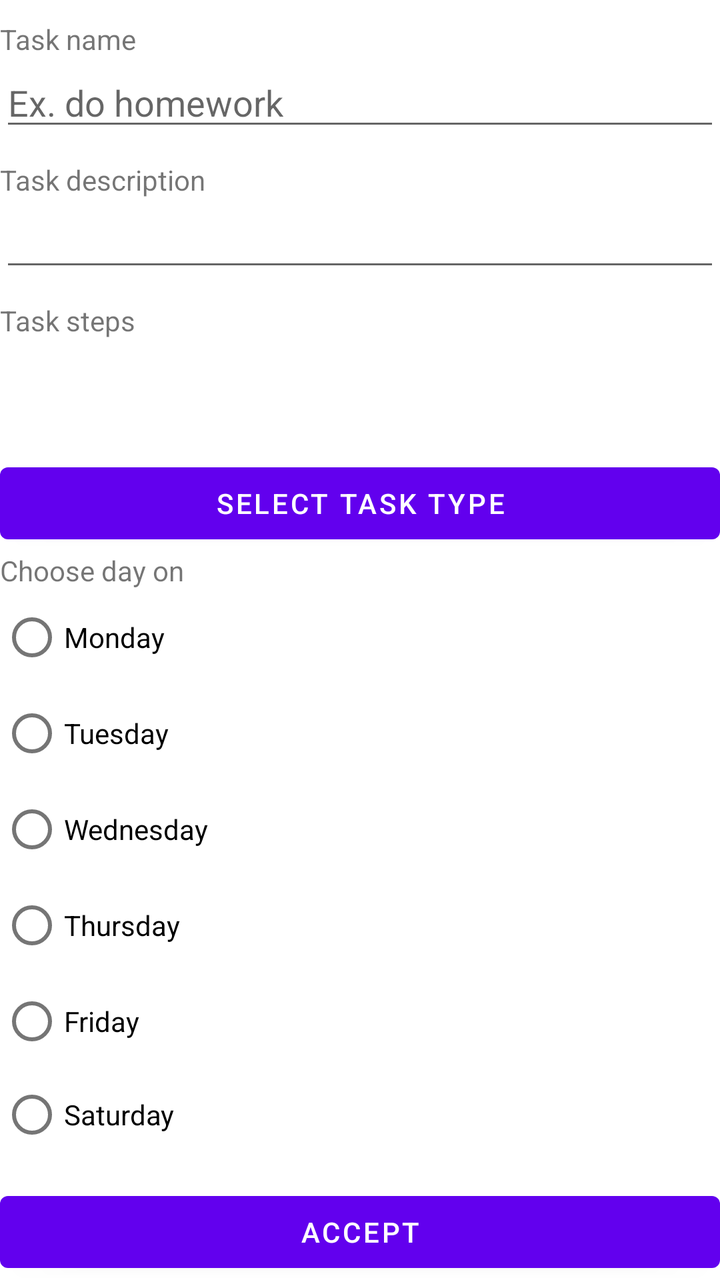
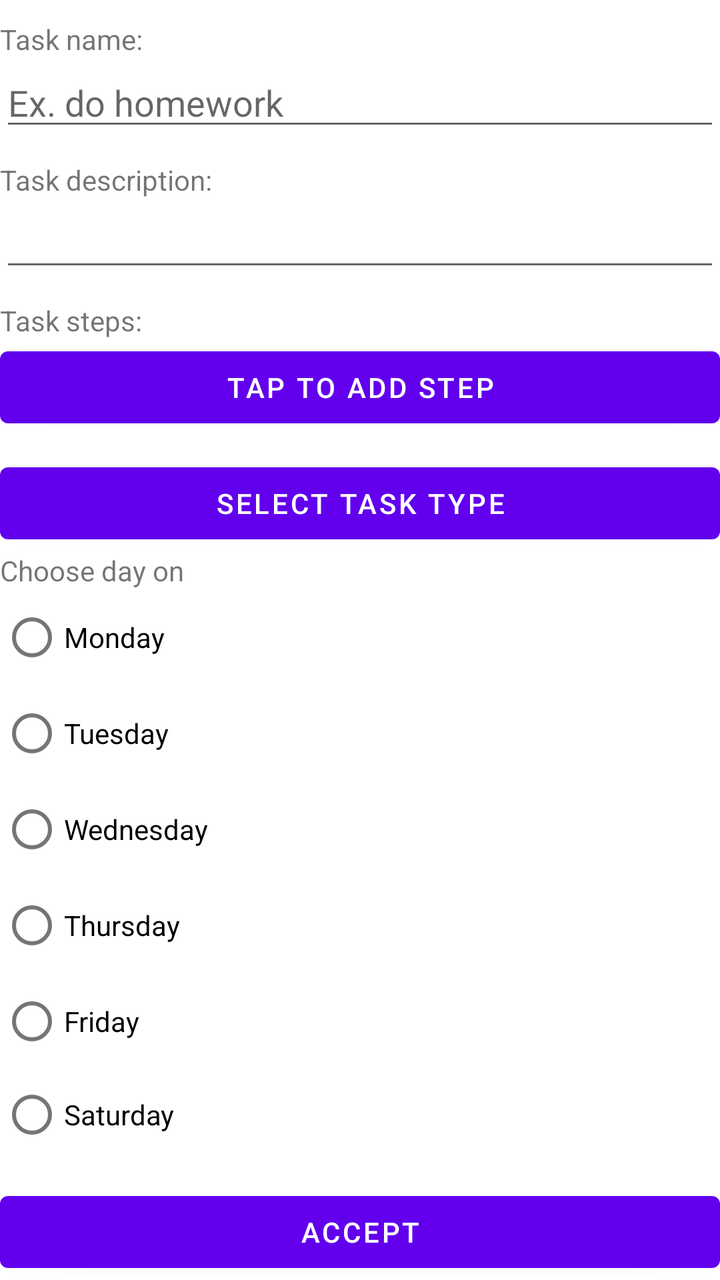

Two renders of the same Android screen: before a commit and after it. Below are the layout's source before the change and the commit's diff.
<!-- AndroidManifest.xml: application theme Theme.ToDo -->
<!-- res/layout/activity_add_task.xml -->
<?xml version="1.0" encoding="utf-8"?>
<androidx.constraintlayout.widget.ConstraintLayout xmlns:android="http://schemas.android.com/apk/res/android"
    xmlns:app="http://schemas.android.com/apk/res-auto"
    xmlns:tools="http://schemas.android.com/tools"
    android:layout_width="match_parent"
    android:layout_height="match_parent"
    tools:context=".tasks.pages.AddTask">

    <LinearLayout
        android:layout_width="match_parent"
        android:layout_height="match_parent"
        android:layout_marginBottom="60dp"
        android:orientation="vertical"
        android:showDividers="middle"
        app:layout_constraintBottom_toBottomOf="parent"
        app:layout_constraintEnd_toEndOf="parent"
        app:layout_constraintHorizontal_bias="0.0"
        app:layout_constraintStart_toStartOf="parent"
        app:layout_constraintTop_toTopOf="parent"
        app:layout_constraintVertical_bias="0.0">

        <LinearLayout
            android:layout_width="match_parent"
            android:layout_height="wrap_content"
            android:layout_marginTop="10dp"
            android:orientation="vertical">

            <TextView
                android:id="@+id/textView24"
                android:layout_width="match_parent"
                android:layout_height="wrap_content"
                android:text="@string/Task_name" />

            <EditText
                android:id="@+id/ChangeName"
                android:layout_width="match_parent"
                android:layout_height="0dp"
                android:layout_weight="1"
                android:ems="10"
                android:hint="@string/Hint"
                android:inputType="text" />
        </LinearLayout>

        <LinearLayout
            android:layout_width="match_parent"
            android:layout_height="wrap_content"
            android:layout_marginTop="10dp"
            android:orientation="vertical">

            <TextView
                android:id="@+id/textView23"
                android:layout_width="match_parent"
                android:layout_height="wrap_content"
                android:text="@string/Task_description" />

            <EditText
                android:id="@+id/DescriptionField"
                android:layout_width="match_parent"
                android:layout_height="wrap_content"
                android:ems="10"
                android:gravity="start|top"
                android:inputType="textMultiLine" />

        </LinearLayout>

        <LinearLayout
            android:layout_width="match_parent"
            android:layout_height="wrap_content"
            android:layout_marginVertical="10dp"
            android:orientation="vertical">

            <TextView
                android:id="@+id/textView25"
                android:layout_width="match_parent"
                android:layout_height="wrap_content"
                android:text="@string/Task_steps" />

            <LinearLayout
                android:id="@+id/AddStep"
                style="@style/Widget.MaterialComponents.Button.TextButton"
                android:layout_width="match_parent"
                android:layout_height="wrap_content"
                android:background="#00000000"
                android:orientation="horizontal"
                android:text="@string/TapToAddStep" />

        </LinearLayout>

        <Button
            android:id="@+id/ChangeType"
            android:layout_width="match_parent"
            android:layout_height="wrap_content"
            android:text="@string/SelectType" />

        <LinearLayout
            android:id="@+id/ButtonGroup"
            android:layout_width="match_parent"
            android:layout_height="match_parent"
            android:orientation="vertical">

            <TextView
                android:id="@+id/WhichDay"
                android:layout_width="match_parent"
                android:layout_height="wrap_content"
                android:text="@string/ChooseDayOn" />

            <RadioButton
                android:id="@+id/Monday"
                android:layout_width="match_parent"
                android:layout_height="wrap_content"
                android:text="@string/Monday" />

            <RadioButton
                android:id="@+id/Tuesday"
                android:layout_width="match_parent"
                android:layout_height="wrap_content"
                android:text="@string/Tuesday" />

            <RadioButton
                android:id="@+id/Wednesday"
                android:layout_width="match_parent"
                android:layout_height="wrap_content"
                android:text="@string/Wednesday" />

            <RadioButton
                android:id="@+id/Thursday"
                android:layout_width="match_parent"
                android:layout_height="wrap_content"
                android:text="@string/Thursday" />

            <RadioButton
                android:id="@+id/Friday"
                android:layout_width="match_parent"
                android:layout_height="wrap_content"
                android:text="@string/Friday" />

            <RadioButton
                android:id="@+id/Saturday"
                android:layout_width="match_parent"
                android:layout_height="wrap_content"
                android:text="@string/Saturday" />

            <RadioButton
                android:id="@+id/Sunday"
                android:layout_width="match_parent"
                android:layout_height="wrap_content"
                android:text="@string/Sunday" />
        </LinearLayout>
    </LinearLayout>

    <Button
        android:id="@+id/Accept"
        android:layout_width="0dp"
        android:layout_height="wrap_content"
        android:onClick="changeTask"
        android:text="@string/Accept"
        app:layout_constraintBottom_toBottomOf="parent"
        app:layout_constraintEnd_toEndOf="parent"
        app:layout_constraintStart_toStartOf="parent" />
</androidx.constraintlayout.widget.ConstraintLayout>
<!-- resources referenced by this layout -->
<resources>
  <string name="Accept">Accept</string>
  <string name="ChooseDayOn">Choose day on</string>
  <string name="Friday">Friday</string>
  <string name="Hint">Ex. do homework</string>
  <string name="Monday">Monday</string>
  <string name="Saturday">Saturday</string>
  <string name="SelectType">Select task type</string>
  <string name="Sunday">Sunday</string>
  <string name="TapToAddStep">Tap to add step</string>
  <string name="Task_description">Task description</string>
  <string name="Task_name">Task name</string>
  <string name="Task_steps">Task steps</string>
  <string name="Thursday">Thursday</string>
  <string name="Tuesday">Tuesday</string>
  <string name="Wednesday">Wednesday</string>
  <style name="Theme.ToDo" parent="Theme.MaterialComponents.DayNight.DarkActionBar">
          
          <item name="colorPrimary">@color/purple_500</item>
          <item name="colorPrimaryVariant">@color/purple_700</item>
          <item name="colorOnPrimary">@color/white</item>
          
          <item name="colorSecondary">@color/teal_200</item>
          <item name="colorSecondaryVariant">@color/teal_700</item>
          <item name="colorOnSecondary">@color/black</item>
          
          <item name="android:statusBarColor">?attr/colorPrimaryVariant</item>
          
      </style>
  <color name="purple_500">#FF6200EE</color>
  <color name="purple_700">#FF3700B3</color>
  <color name="white">#FFFFFFFF</color>
  <color name="teal_200">#FF03DAC5</color>
  <color name="teal_700">#FF018786</color>
  <color name="black">#FF000000</color>
</resources>

<!-- the commit's change to res/layout/activity_add_task.xml (unified diff, before → after) -->
@@ -7,6 +7,7 @@
     tools:context=".tasks.pages.AddTask">
 
     <LinearLayout
+        android:id="@+id/linearLayout3"
         android:layout_width="match_parent"
         android:layout_height="match_parent"
         android:layout_marginBottom="60dp"
@@ -64,6 +65,7 @@
         </LinearLayout>
 
         <LinearLayout
+            android:id="@+id/StepsLL"
             android:layout_width="match_parent"
             android:layout_height="wrap_content"
             android:layout_marginVertical="10dp"
@@ -75,13 +77,10 @@
                 android:layout_height="wrap_content"
                 android:text="@string/Task_steps" />
 
-            <LinearLayout
-                android:id="@+id/AddStep"
-                style="@style/Widget.MaterialComponents.Button.TextButton"
+            <Button
+                android:id="@+id/AddSteps"
                 android:layout_width="match_parent"
                 android:layout_height="wrap_content"
-                android:background="#00000000"
-                android:orientation="horizontal"
                 android:text="@string/TapToAddStep" />
 
         </LinearLayout>
@@ -156,5 +155,6 @@
         android:text="@string/Accept"
         app:layout_constraintBottom_toBottomOf="parent"
         app:layout_constraintEnd_toEndOf="parent"
+        app:layout_constraintHorizontal_bias="0.0"
         app:layout_constraintStart_toStartOf="parent" />
 </androidx.constraintlayout.widget.ConstraintLayout>
<!-- resource entries referenced after the edit -->
@@ -9,9 +9,9 @@
   <string name="SelectType">Select task type</string>
   <string name="Sunday">Sunday</string>
   <string name="TapToAddStep">Tap to add step</string>
-  <string name="Task_description">Task description</string>
-  <string name="Task_name">Task name</string>
-  <string name="Task_steps">Task steps</string>
+  <string name="Task_description">Task description:</string>
+  <string name="Task_name">Task name:</string>
+  <string name="Task_steps">Task steps:</string>
   <string name="Thursday">Thursday</string>
   <string name="Tuesday">Tuesday</string>
   <string name="Wednesday">Wednesday</string>
